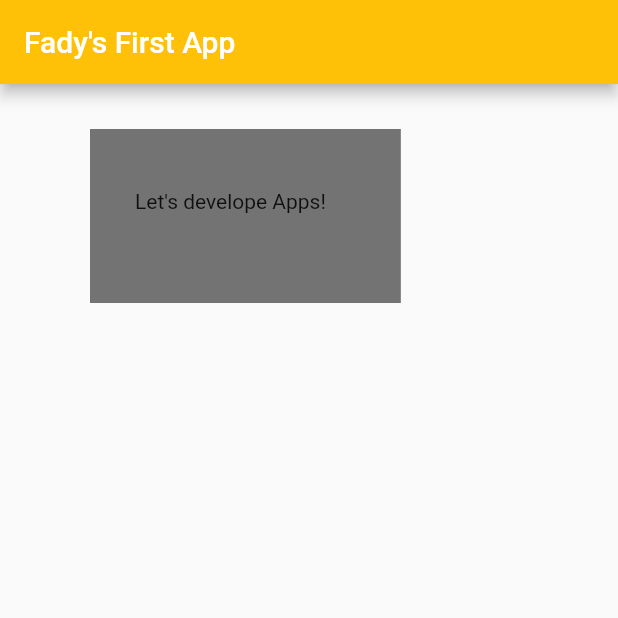
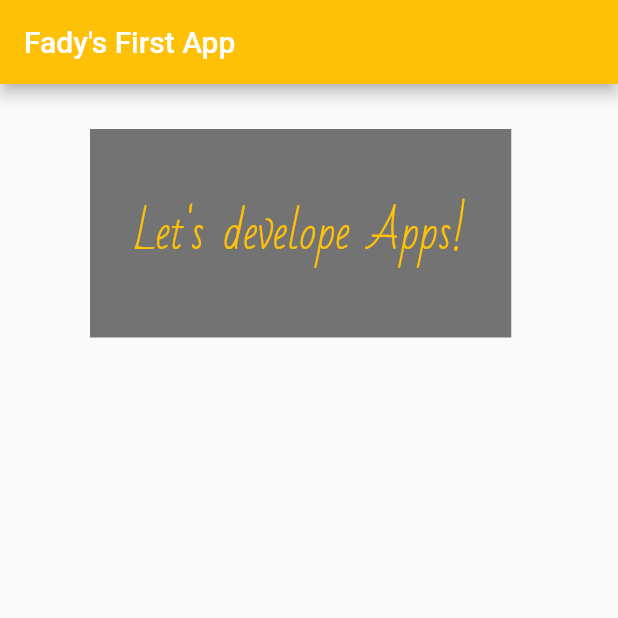
Before and after one commit to FNSY96/Flutter-Training, a Flutter app: the screen it shows after launch, on a phone screen of 412 x 824 dp, the top half of it. Run offline on Flutter 3.47's test engine with Material 2 defaults, Android fonts, the phone set to English and light mode, and no system bars; Roboto replaces fonts that are missing (ShadowsIntoLightTwo).

Commit message:
Add 2 external fonts files. Edit pubspec.

```diff
--- a/lib/main.dart
+++ b/lib/main.dart
@@ -12,15 +12,22 @@ class Home extends StatelessWidget {
     return Scaffold(
       appBar: AppBar(
         backgroundColor: Colors.amber,
-        title: Text('Fady\'s First App'),
+        title: Text(
+          'Fady\'s First App',
+          style: TextStyle(fontFamily: 'ShadowsIntoLightTwo'),
+        ),
       ),
       body: Column(
         children: <Widget>[
           Container(
-            child: Text('Let\'s develope Apps!'),
+            child: Text(
+              'Let\'s develope Apps!',
+              style: TextStyle(
+                  color: Colors.amber, fontSize: 30, fontFamily: 'BadScript'),
+            ),
             color: Colors.black54,
             margin: EdgeInsets.symmetric(horizontal: 60, vertical: 30),
-            padding: EdgeInsets.fromLTRB(30, 40, 50, 60),
+            padding: EdgeInsets.fromLTRB(30, 40, 30, 40),
           )
         ],
       ),
```
Also changed, not shown: pubspec.yaml (+12 -14 lines), fonts/BadScript-Regular.ttf (added), fonts/ShadowsIntoLightTwo-Regular.ttf (added).
